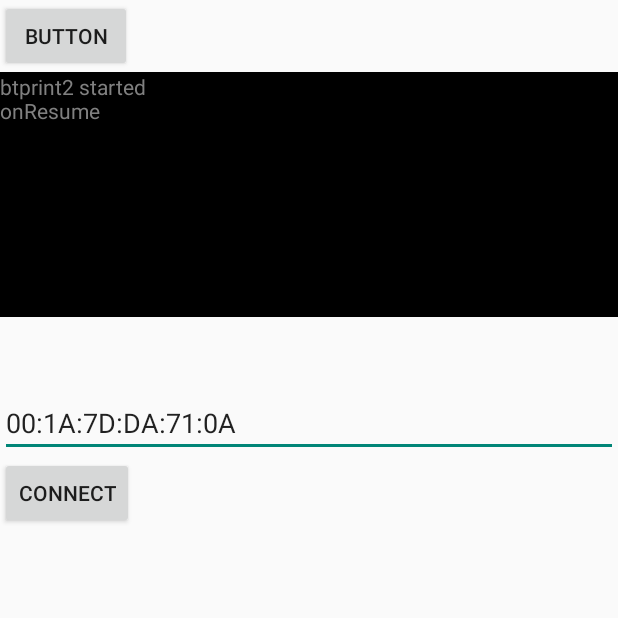
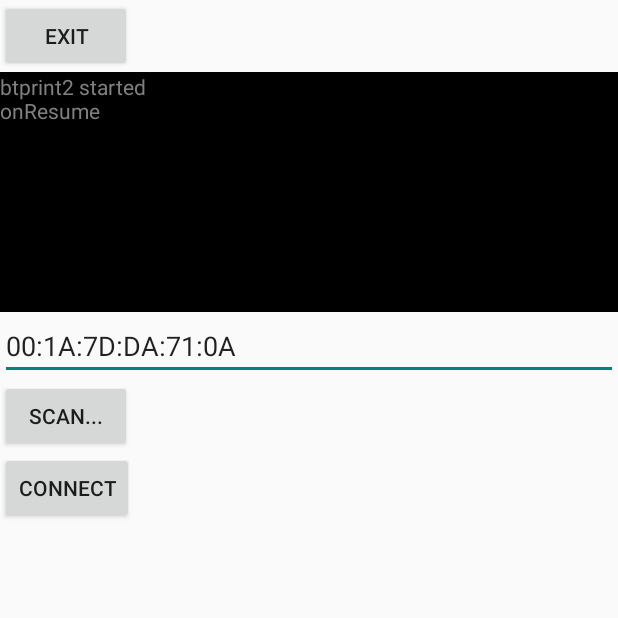
Before and after one commit to hjgode/BtPrint4, an Android app: the screen it shows after launch (BtPrint4), on a phone screen of 412 x 824 dp, the top half of it. Run offline under Robolectric (Android 15) with nearby library versions, the phone set to English and light mode, and no system bars.

Commit message:
added scan button

```diff
--- a/app/src/main/AndroidManifest.xml
+++ b/app/src/main/AndroidManifest.xml
@@ -15,7 +15,8 @@
 
         <activity
             android:name=".BtPrint4"
-            android:label="@string/app_name" >
+            android:label="@string/app_name"
+            android:windowSoftInputMode="stateHidden" >
             <intent-filter>
                 <action android:name="android.intent.action.MAIN" />
 
--- a/app/src/main/java/hgo/btprint4/msgTypes.java
+++ b/app/src/main/java/hgo/btprint4/msgTypes.java
@@ -4,12 +4,14 @@ package hgo.btprint4;
  * Created by hgode on 04.04.2014.
  */
 public class msgTypes {
-    public final static String state="STATE";
 
     // Key names received from the BluetoothChatService Handler
     public static final String DEVICE_NAME = "device_name";
     public static final String TOAST = "toast";
     public static final String INFO = "info";
+    public static final String STATE = "state";
+    public static final String READ = "read";
+    public static final String WRITE = "write";
 
     // Message types sent from the BluetoothChatService Handler
     public static final int MESSAGE_STATE_CHANGE = 1;
--- a/app/src/main/res/layout/btprint_main.xml
+++ b/app/src/main/res/layout/btprint_main.xml
@@ -2,16 +2,18 @@
 <LinearLayout xmlns:android="http://schemas.android.com/apk/res/android"
     android:layout_width="match_parent"
     android:layout_height="match_parent"
-    android:orientation="vertical" >
+    android:orientation="vertical"
+    android:weightSum="1">
 
     <Button
         android:id="@+id/button1"
         android:layout_width="wrap_content"
         android:layout_height="wrap_content"
-        android:text="Button" />
+        android:text="eXit" />
     <ScrollView android:id="@+id/ScrollView01"
         android:layout_width="fill_parent"
-        android:layout_height="211dp">
+        android:layout_height="160dp"
+        android:scrollbars="horizontal">
         <TextView
             android:textSize="14.0dip"
             android:textColor="#ff808080"
@@ -21,7 +23,10 @@
             android:layout_height="match_parent"
             android:text=""
             android:gravity="top"
-            android:minLines="10" />
+            android:minLines="10"
+            android:maxHeight="150dp"
+            android:longClickable="false"
+            android:scrollHorizontally="true" />
     </ScrollView>
 
     <EditText
@@ -29,11 +34,20 @@
         android:layout_height="wrap_content"
         android:id="@+id/remote_device"
         android:text="00:1A:7D:DA:71:0A"
-        android:textAlignment="center" />
+        android:textAlignment="center"
+        android:layout_column="0" />
+
+    <Button
+        android:layout_width="wrap_content"
+        android:layout_height="wrap_content"
+        android:text="scan..."
+        android:id="@+id/button_scan"
+        android:layout_column="2" />
 
     <Button
         android:layout_width="wrap_content"
         android:layout_height="wrap_content"
         android:text="Connect"
-        android:id="@+id/buttonConnect" />
+        android:id="@+id/buttonConnect"
+        android:layout_column="0" />
 </LinearLayout>
```
Also changed, not shown: app/src/main/java/hgo/btprint4/BtPrint4.java (+23 -7 lines), app/src/main/java/hgo/btprint4/btPrintFile.java (+25 -2 lines), 1 other file.
